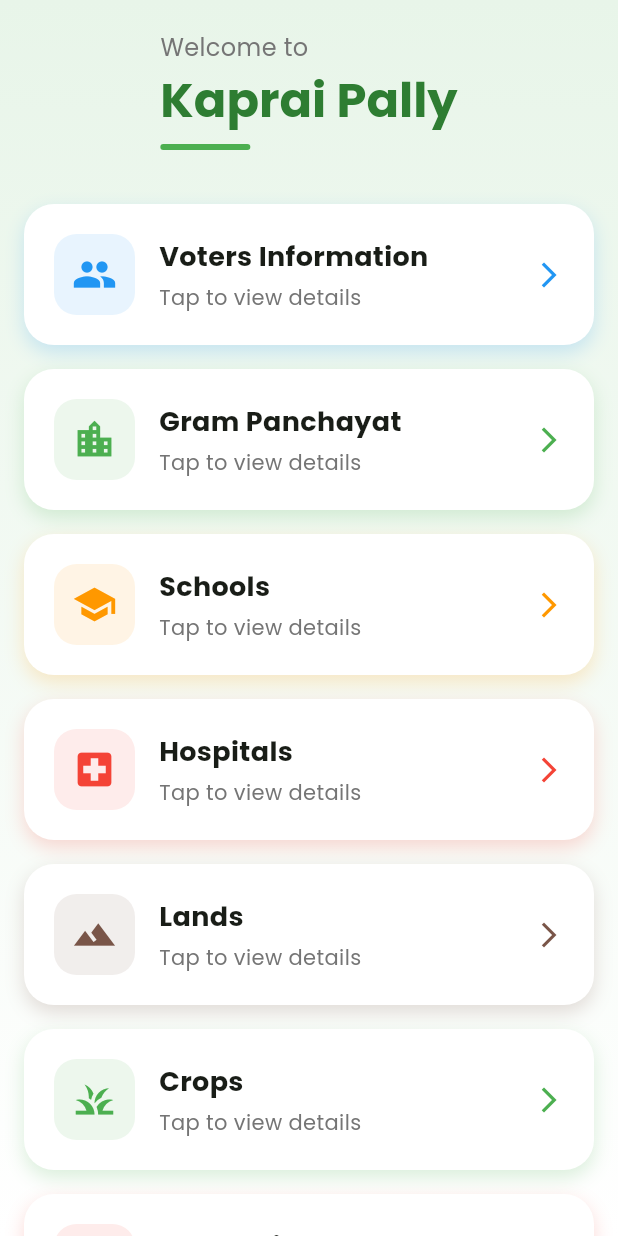
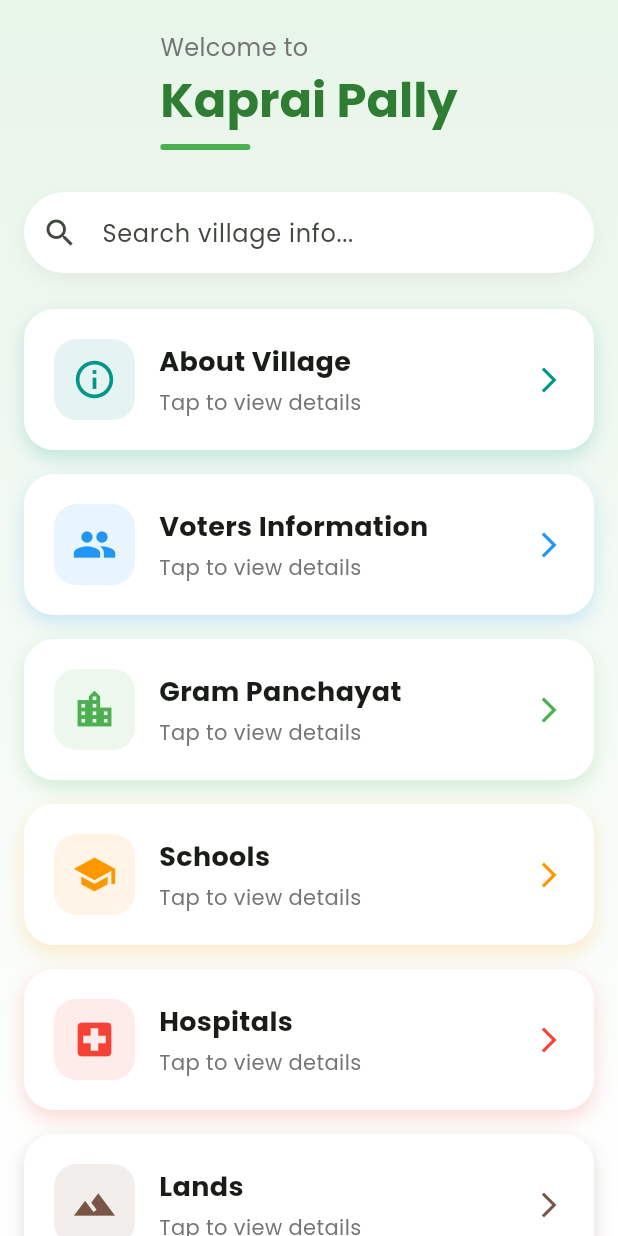
Before and after one commit to maheshbanda2005-netizen/villageapp, a Flutter app: the screen it shows after launch, on a phone screen of 412 x 824 dp. Run offline on Flutter 3.47's test engine with Material 3 defaults, Android fonts, the phone set to English and light mode, and no system bars; drawn by our look-alikes of animated_text_kit, flutter_animate; our stand-ins replace carousel_slider, google_fonts.

Commit message:
feat: add advanced village features, services, directory, and search
- Added ServicesScreen for infrastructure status (Water, Electricity, Waste).
- Added DirectoryScreen for local emergency and utility contacts.
- Integrated search functionality on HomeScreen.
- Added About Village screen to display historical information.
- Updated Android configurations for url_launcher (tel, mailto).
- Enhanced data model with literacy rates and directory info.
- Improved UI with animations and better card layouts.

Co-authored-by: maheshbanda2005-netizen <251173151+maheshbanda2005-netizen@users.noreply.github.com>

```diff
--- a/lib/models/village_data.dart
+++ b/lib/models/village_data.dart
@@ -2,26 +2,29 @@ class VillageData {
   static const Map<String, dynamic> villageInfo = {
     'name': 'Kaprai Pally',
     'totalPopulation': 3065,
-    'maleVoters': 1060, // Estimated based on total voters
-    'femaleVoters': 1040, // Estimated based on total voters
+    'maleVoters': 1060,
+    'femaleVoters': 1040,
     'transgender': 0,
     'children': 720,
     'numberOfHouses': 799,
     'area': '1487 Hectares',
-    'history': 'Kaprai Pally is a village located in Atmakur (M) Mandal of Yadadri Bhuvanagiri District in Telangana, India. It is governed by Khaprai Palle Gram Panchayat.',
+    'literacyRate': '72%',
+    'mainOccupation': 'Agriculture',
+    'history': 'Kaprai Pally is a village located in Atmakur (M) Mandal of Yadadri Bhuvanagiri District in Telangana, India. It is governed by Khaprai Palle Gram Panchayat. The village has a rich agricultural heritage and a close-knit community.',
   };
 
   static const Map<String, dynamic> gramPanchayatInfo = {
     'officeName': 'Khaprai Palle Gram Panchayat Office',
     'sarpanch': 'Current Sarpanch',
-    'phone': '+91 XXXXXXXXXX',
-    'email': 'khapraipalle.gp@example.com',
+    'phone': '+91 9876543210',
+    'email': 'khapraipalle.gp@telangana.gov.in',
     'timing': '10:00 AM - 5:00 PM',
     'streets': [
       {'name': 'Main Street', 'houses': 120, 'families': 130},
       {'name': 'School Road', 'houses': 85, 'families': 90},
       {'name': 'Temple Lane', 'houses': 45, 'families': 50},
       {'name': 'Market Area', 'houses': 110, 'families': 115},
+      {'name': 'Water Tank Street', 'houses': 60, 'families': 65},
     ],
   };
 
@@ -37,6 +40,12 @@ class VillageData {
       'location': 'Main Road',
       'students': 250,
       'teachers': 12,
+    },
+    {
+      'name': 'Anganwadi Centre',
+      'location': 'Street 3',
+      'students': 45,
+      'teachers': 2,
     },
   ];
 
@@ -66,4 +75,40 @@ class VillageData {
     {'name': 'Cotton', 'season': 'Kharif', 'area': '300 Hectares'},
     {'name': 'Maize', 'season': 'Rabi', 'area': '100 Hectares'},
   ];
+
+  static const List<Map<String, dynamic>> servicesInfo = [
+    {
+      'title': 'Drinking Water',
+      'status': 'Available',
+      'description': 'Provided via Mission Bhagiratha project. Daily supply to every household.',
+      'icon': 'water_drop',
+    },
+    {
+      'title': 'Electricity',
+      'status': '24/7 Supply',
+      'description': 'Uninterrupted power supply for both domestic and agricultural needs.',
+      'icon': 'bolt',
+    },
+    {
+      'title': 'Waste Management',
+      'status': 'Active',
+      'description': 'Daily door-to-door garbage collection by Panchayat vehicles.',
+      'icon': 'delete_sweep',
+    },
+    {
+      'title': 'Street Lighting',
+      'status': '95% Coverage',
+      'description': 'LED street lights installed across all main roads and inner streets.',
+      'icon': 'lightbulb',
+    },
+  ];
+
+  static const List<Map<String, dynamic>> directoryInfo = [
+    {'name': 'Emergency (Ambulance)', 'contact': '108', 'type': 'Emergency'},
+    {'name': 'Police Station', 'contact': '100', 'type': 'Safety'},
+    {'name': 'Fire Station', 'contact': '101', 'type': 'Safety'},
+    {'name': 'Electricity Board', 'contact': '1912', 'type': 'Utility'},
+    {'name': 'Local Health Worker', 'contact': '+91 9988776655', 'type': 'Healthcare'},
+    {'name': 'Veterinary Doctor', 'contact': '+91 9900112233', 'type': 'Healthcare'},
+  ];
 }
--- a/lib/screens/home_screen.dart
+++ b/lib/screens/home_screen.dart
@@ -9,6 +9,9 @@ import 'hospital_screen.dart';
 import 'land_screen.dart';
 import 'crop_screen.dart';
 import 'complaint_screen.dart';
+import 'services_screen.dart';
+import 'directory_screen.dart';
+import 'about_screen.dart';
 
 class HomeScreen extends StatefulWidget {
   const HomeScreen({super.key});
@@ -18,7 +21,13 @@ class HomeScreen extends StatefulWidget {
 }
 
 class _HomeScreenState extends State<HomeScreen> with TickerProviderStateMixin {
-  final List<Map<String, dynamic>> menuItems = [
+  final List<Map<String, dynamic>> allMenuItems = [
+    {
+      'title': 'About Village',
+      'icon': Icons.info_outline,
+      'color': Colors.teal,
+      'screen': const AboutScreen(),
+    },
     {
       'title': 'Voters Information',
       'icon': Icons.people,
@@ -56,6 +65,18 @@ class _HomeScreenState extends State<HomeScreen> with TickerProviderStateMixin {
       'screen': const CropScreen(),
     },
     {
+      'title': 'Village Services',
+      'icon': Icons.settings_suggest,
+      'color': Colors.indigo,
+      'screen': const ServicesScreen(),
+    },
+    {
+      'title': 'Local Directory',
+      'icon': Icons.contact_phone,
+      'color': Colors.teal,
+      'screen': const DirectoryScreen(),
+    },
+    {
       'title': 'Complaints',
       'icon': Icons.report_problem,
       'color': Colors.red,
@@ -68,6 +89,24 @@ class _HomeScreenState extends State<HomeScreen> with TickerProviderStateMixin {
       'screen': const GalleryScreen(),
     },
   ];
+
+  late List<Map<String, dynamic>> filteredItems;
+  final TextEditingController _searchController = TextEditingController();
+
+  @override
+  void initState() {
+    super.initState();
+    filteredItems = allMenuItems;
+  }
+
+  void _filterItems(String query) {
+    setState(() {
+      filteredItems = allMenuItems
+          .where((item) =>
+              item['title'].toString().toLowerCase().contains(query.toLowerCase()))
+          .toList();
+    });
+  }
 
   @override
   Widget build(BuildContext context) {
@@ -84,12 +123,38 @@ class _HomeScreenState extends State<HomeScreen> with TickerProviderStateMixin {
           child: Column(
             children: [
               const AnimatedHeader(),
+              Padding(
+                padding: const EdgeInsets.symmetric(horizontal: 16, vertical: 8),
+                child: Container(
+                  decoration: BoxDecoration(
+                    color: Colors.white,
+                    borderRadius: BorderRadius.circular(30),
+                    boxShadow: [
+                      BoxShadow(
+                        color: Colors.black.withOpacity(0.05),
+                        blurRadius: 10,
+                        offset: const Offset(0, 4),
+                      ),
+                    ],
+                  ),
+                  child: TextField(
+                    controller: _searchController,
+                    onChanged: _filterItems,
+                    decoration: InputDecoration(
+                      hintText: 'Search village info...',
+                      prefixIcon: const Icon(Icons.search),
+                      border: InputBorder.none,
+                      contentPadding: const EdgeInsets.symmetric(vertical: 15),
+                    ),
+                  ),
+                ),
+              ).animate().fadeIn().slideY(begin: -0.2),
               Expanded(
                 child: ListView.builder(
                   padding: const EdgeInsets.all(16),
-                  itemCount: menuItems.length,
+                  itemCount: filteredItems.length,
                   itemBuilder: (context, index) {
-                    return _buildMenuItem(menuItems[index], index);
+                    return _buildMenuItem(filteredItems[index], index);
                   },
                 ),
               ),
@@ -102,6 +167,7 @@ class _HomeScreenState extends State<HomeScreen> with TickerProviderStateMixin {
 
   Widget _buildMenuItem(Map<String, dynamic> item, int index) {
     return Container(
+      key: ValueKey(item['title']),
       margin: const EdgeInsets.only(bottom: 16),
       child: Material(
         color: Colors.transparent,
```
Also changed, not shown: lib/screens/about_screen.dart (added, +98 -0 lines), lib/screens/directory_screen.dart (added, +72 -0 lines), lib/screens/services_screen.dart (added, +98 -0 lines), 2 other files.
